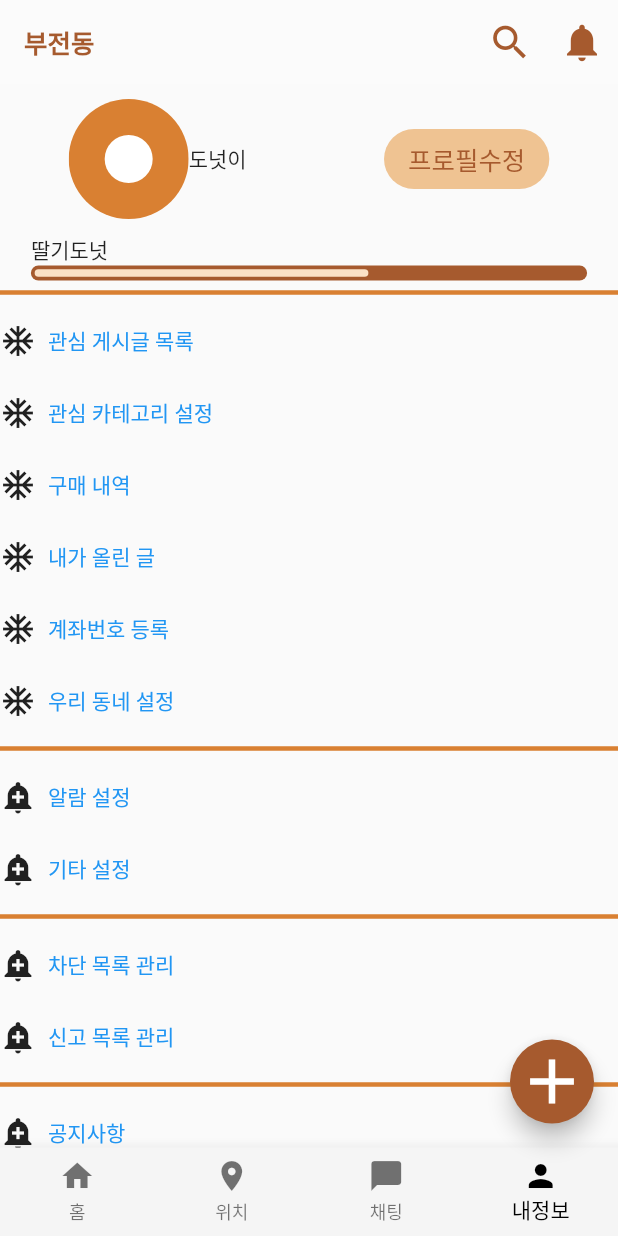
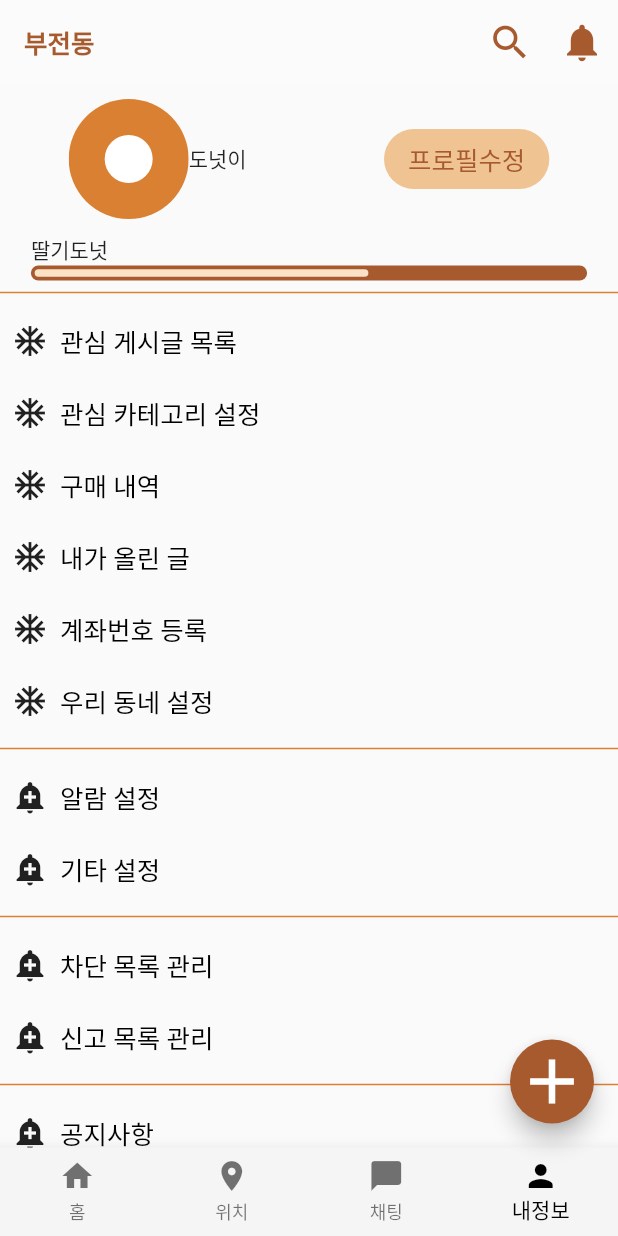
Before and after one commit to S-Sojung/group-buying-frontend, a Flutter app: the screen it shows after launch, item 4 of the bottom bar chosen, on a phone screen of 412 x 824 dp. Run offline on Flutter 3.47's test engine with Material 2 defaults, Android fonts, the phone set to English and light mode, and no system bars; our stand-ins replace dio, flutter_riverpod, flutter_secure_storage, flutter_svg, geocoding, geolocator and 6 more; missing offline and left inert: dart:ffi; Roboto replaces fonts that are missing (HallymGothic).

Commit message:
Style: Divider 두께 수정

```diff
--- a/lib/views/pages/board/detail_page/component/board_detail_body_content.dart
+++ b/lib/views/pages/board/detail_page/component/board_detail_body_content.dart
@@ -29,7 +29,7 @@ class BoardDetailBodyContent extends StatelessWidget {
                   style: bodyText(),
                 )),
           ),
-          Divider(color: donutColorBasic, thickness: 2),
+          Divider(color: donutColorBasic, thickness: 1),
           Padding(
             padding: EdgeInsets.symmetric(
                 horizontal: getScreenWidth(context) * 0.05, vertical: 5),
@@ -58,7 +58,7 @@ class BoardDetailBodyContent extends StatelessWidget {
               ],
             ),
           ),
-          Divider(color: donutColorBasic, thickness: 2),
+          Divider(color: donutColorBasic, thickness: 1),
           Padding(
             padding: EdgeInsets.symmetric(
                 horizontal: getScreenWidth(context) * 0.05, vertical: 5),
@@ -72,7 +72,7 @@ class BoardDetailBodyContent extends StatelessWidget {
             ),
           ),
           SizedBox(height: 20,),
-          Divider(color: donutColorBasic, thickness: 2),
+          Divider(color: donutColorBasic, thickness: 1),
         ]),
       ),
     );
--- a/lib/views/pages/user/detail_page/components/donut_text_button.dart
+++ b/lib/views/pages/user/detail_page/components/donut_text_button.dart
@@ -1,3 +1,4 @@
+import 'package:donut/core/constants/style.dart';
 import 'package:flutter/material.dart';
 
 class DonutTextButton extends StatelessWidget {
@@ -14,14 +15,17 @@ class DonutTextButton extends StatelessWidget {
 
   @override
   Widget build(BuildContext context) {
-    return Row(
+    return Padding(
+      padding: const EdgeInsets.symmetric(horizontal: 8.0),
+      child: Row(
         children: [
           icon,
           TextButton(
-          child: Text("$text"),
+            child: Text("$text",style: bodyText(),),
             onPressed: funRoute,
           ),
         ],
+      ),
     );
   }
 }
--- a/lib/views/pages/user/detail_page/user_detail_page.dart
+++ b/lib/views/pages/user/detail_page/user_detail_page.dart
@@ -30,7 +30,7 @@ class UserDetailPage extends StatelessWidget {
             ],
           ),
           DonutRateBar(rates[1]),
-          Divider(color: donutColorBasic,thickness: 3),
+          Divider(color: donutColorBasic,thickness: 1),
           DonutTextButton(icon: Icon(Icons.ac_unit), text: "관심 게시글 목록", funRoute: (){
             Navigator.push(
                 context,
@@ -42,13 +42,13 @@ class UserDetailPage extends StatelessWidget {
           DonutTextButton(icon: Icon(Icons.ac_unit), text: "내가 올린 글", funRoute: (){}),
           DonutTextButton(icon: Icon(Icons.ac_unit), text: "계좌번호 등록", funRoute: (){}),
           DonutTextButton(icon: Icon(Icons.ac_unit), text: "우리 동네 설정", funRoute: (){}),
-          Divider(color: donutColorBasic,thickness: 3),
+          Divider(color: donutColorBasic,thickness: 1),
           DonutTextButton(icon: Icon(Icons.add_alert), text: "알람 설정", funRoute: (){}),
           DonutTextButton(icon: Icon(Icons.add_alert), text: "기타 설정", funRoute: (){}),
-          Divider(color: donutColorBasic,thickness: 3),
+          Divider(color: donutColorBasic,thickness: 1),
           DonutTextButton(icon: Icon(Icons.add_alert), text: "차단 목록 관리", funRoute: (){}),
           DonutTextButton(icon: Icon(Icons.add_alert), text: "신고 목록 관리", funRoute: (){}),
-          Divider(color: donutColorBasic,thickness: 3),
+          Divider(color: donutColorBasic,thickness: 1),
           DonutTextButton(icon: Icon(Icons.add_alert), text: "공지사항", funRoute: (){}),
         ],
       ),
```
Lines whose indentation alone changed are shown as unchanged.
